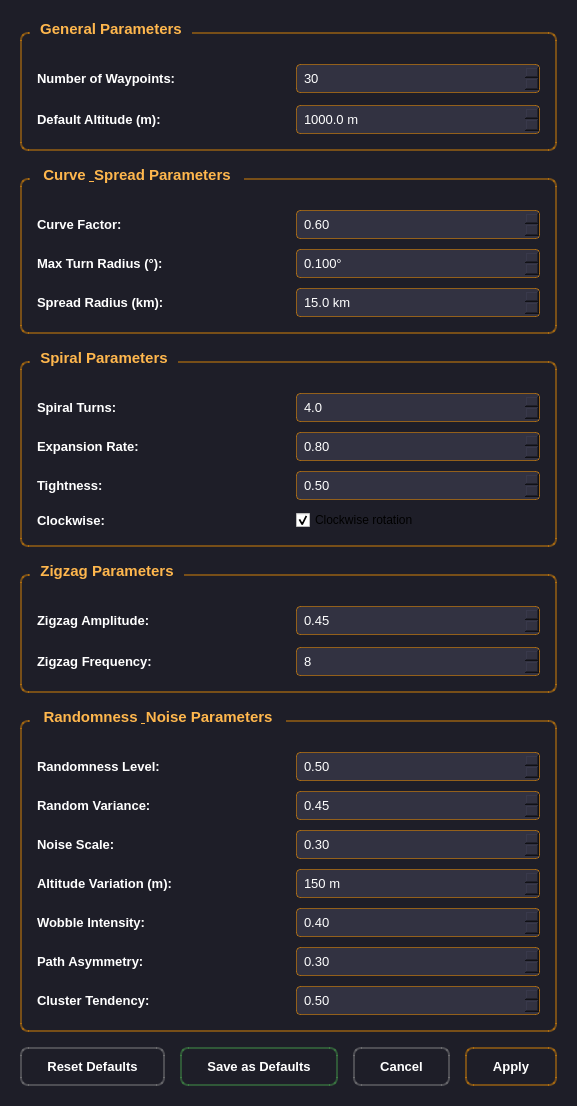
Before: the Qt Designer form cpathsettingsdialog.ui in shridharbhandiwad/Zoppler_MissionPlannerQt, drawn with Qt 5.
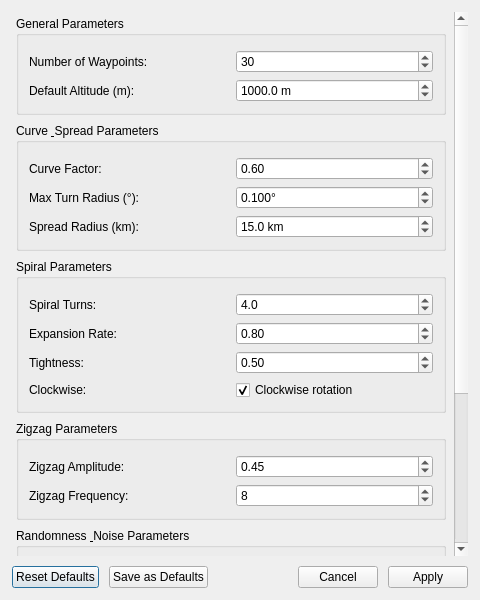
After: the same form once the commit is applied.

Commit message:
Refactor: Improve settings dialog layout and styling
Adjusted dialog size, spacing, and font sizes for better usability and visual appeal. Added scroll area for better handling of content.

Patch:
```diff
--- a/cpathsettingsdialog.ui
+++ b/cpathsettingsdialog.ui
@@ -7,9 +7,21 @@
     <x>0</x>
     <y>0</y>
     <width>480</width>
-    <height>850</height>
+    <height>600</height>
    </rect>
   </property>
+  <property name="minimumSize">
+   <size>
+    <width>400</width>
+    <height>400</height>
+   </size>
+  </property>
+  <property name="maximumSize">
+   <size>
+    <width>600</width>
+    <height>16777215</height>
+   </size>
+  </property>
   <property name="windowTitle">
    <string>Path Generator Settings</string>
   </property>
@@ -21,34 +33,61 @@
 QLabel {
     color: white;
     font-weight: bold;
-    font-size: 10pt;
+    font-size: 9pt;
 }
 QGroupBox {
     color: #FFB74D;
     font-weight: bold;
-    font-size: 11pt;
+    font-size: 10pt;
     border: 2px solid rgba(255, 152, 0, 0.4);
-    border-radius: 8px;
-    margin-top: 12px;
-    padding-top: 10px;
+    border-radius: 6px;
+    margin-top: 10px;
+    padding-top: 8px;
 }
 QGroupBox::title {
     subcontrol-origin: margin;
     subcontrol-position: top left;
-    padding: 0 8px;
-    left: 10px;
+    padding: 0 6px;
+    left: 8px;
 }
 QSpinBox, QDoubleSpinBox {
     background-color: rgb(50, 50, 65);
     color: white;
     border: 1px solid rgba(255, 152, 0, 0.5);
     border-radius: 4px;
-    padding: 5px;
-    font-size: 10pt;
+    padding: 3px;
+    font-size: 9pt;
 }
 QSpinBox:focus, QDoubleSpinBox:focus {
     border: 2px solid rgba(255, 167, 38, 0.8);
 }
+QCheckBox {
+    color: white;
+    font-size: 9pt;
+}
+QScrollArea {
+    background-color: transparent;
+    border: none;
+}
+QScrollArea > QWidget > QWidget {
+    background-color: transparent;
+}
+QScrollBar:vertical {
+    background-color: rgb(40, 40, 50);
+    width: 12px;
+    border-radius: 6px;
+}
+QScrollBar::handle:vertical {
+    background-color: rgba(255, 152, 0, 0.6);
+    border-radius: 5px;
+    min-height: 30px;
+}
+QScrollBar::handle:vertical:hover {
+    background-color: rgba(255, 152, 0, 0.8);
+}
+QScrollBar::add-line:vertical, QScrollBar::sub-line:vertical {
+    height: 0px;
+}
 QPushButton {
     background: qlineargradient(x1:0, y1:0, x2:0, y2:1,
                                 stop:0 rgba(255, 152, 0, 0.85),
@@ -56,10 +95,10 @@
                                 stop:1 rgba(230, 81, 0, 0.85));
     border: 2px solid rgba(255, 152, 0, 0.4);
     color: white;
-    padding: 10px 25px;
-    border-radius: 8px;
+    padding: 8px 16px;
+    border-radius: 6px;
     font-weight: 600;
-    font-size: 10pt;
+    font-size: 9pt;
 }
 QPushButton:hover {
     background: qlineargradient(x1:0, y1:0, x2:0, y2:1,
@@ -115,21 +154,54 @@
                                 stop:1 rgba(46, 125, 50, 0.9));
 }</string>
   </property>
+  <layout class="QVBoxLayout" name="verticalLayout_Main">
+   <property name="spacing">
+    <number>10</number>
+   </property>
+   <property name="leftMargin">
+    <number>12</number>
+   </property>
+   <property name="topMargin">
+    <number>12</number>
+   </property>
+   <property name="rightMargin">
+    <number>12</number>
+   </property>
+   <property name="bottomMargin">
+    <number>12</number>
+   </property>
+   <item>
+    <widget class="QScrollArea" name="scrollArea">
+     <property name="frameShape">
+      <enum>QFrame::NoFrame</enum>
+     </property>
+     <property name="widgetResizable">
+      <bool>true</bool>
+     </property>
+     <widget class="QWidget" name="scrollAreaWidgetContents">
+      <property name="geometry">
+       <rect>
+        <x>0</x>
+        <y>0</y>
+        <width>456</width>
+        <height>720</height>
+       </rect>
+      </property>
   <layout class="QVBoxLayout" name="verticalLayout">
    <property name="spacing">
-    <number>15</number>
+        <number>8</number>
    </property>
    <property name="leftMargin">
-    <number>20</number>
+        <number>4</number>
    </property>
    <property name="topMargin">
-    <number>20</number>
+        <number>4</number>
    </property>
    <property name="rightMargin">
-    <number>20</number>
+        <number>8</number>
    </property>
    <property name="bottomMargin">
-    <number>20</number>
+        <number>4</number>
    </property>
    <item>
     <widget class="QGroupBox" name="groupBox_General">
@@ -138,22 +210,22 @@
      </property>
      <layout class="QGridLayout" name="gridLayout">
       <property name="horizontalSpacing">
-       <number>15</number>
+           <number>10</number>
       </property>
       <property name="verticalSpacing">
-       <number>12</number>
+           <number>6</number>
       </property>
       <property name="leftMargin">
-       <number>15</number>
+           <number>10</number>
       </property>
       <property name="topMargin">
-       <number>20</number>
+           <number>14</number>
       </property>
       <property name="rightMargin">
-       <number>15</number>
+           <number>10</number>
       </property>
       <property name="bottomMargin">
-       <number>15</number>
+           <number>10</number>
       </property>
       <item row="0" column="0">
        <widget class="QLabel" name="label_NumWaypoints">
@@ -220,22 +292,22 @@
      </property>
      <layout class="QGridLayout" name="gridLayout_2">
       <property name="horizontalSpacing">
-       <number>15</number>
+           <number>10</number>
       </property>
       <property name="verticalSpacing">
-       <number>10</number>
+           <number>6</number>
       </property>
       <property name="leftMargin">
-       <number>15</number>
+           <number>10</number>
       </property>
       <property name="topMargin">
-       <number>20</number>
+           <number>14</number>
       </property>
       <property name="rightMargin">
-       <number>15</number>
+           <number>10</number>
       </property>
       <property name="bottomMargin">
-       <number>15</number>
+           <number>10</number>
       </property>
       <item row="0" column="0">
        <widget class="QLabel" name="label_CurveFactor">
@@ -340,22 +412,22 @@
      </property>
      <layout class="QGridLayout" name="gridLayout_5">
       <property name="horizontalSpacing">
-       <number>15</number>
+           <number>10</number>
       </property>
       <property name="verticalSpacing">
-       <number>10</number>
+           <number>6</number>
       </property>
       <property name="leftMargin">
-       <number>15</number>
+           <number>10</number>
       </property>
       <property name="topMargin">
-       <number>20</number>
+           <number>14</number>
       </property>
       <property name="rightMargin">
-       <number>15</number>
+           <number>10</number>
       </property>
       <property name="bottomMargin">
-       <number>15</number>
+           <number>10</number>
       </property>
       <item row="0" column="0">
        <widget class="QLabel" name="label_SpiralTurns">
@@ -474,22 +546,22 @@
      </property>
      <layout class="QGridLayout" name="gridLayout_3">
       <property name="horizontalSpacing">
-       <number>15</number>
+           <number>10</number>
       </property>
       <property name="verticalSpacing">
-       <number>12</number>
+           <number>6</number>
       </property>
       <property name="leftMargin">
-       <number>15</number>
+           <number>10</number>
       </property>
       <property name="topMargin">
-       <number>20</number>
+           <number>14</number>
       </property>
       <property name="rightMargin">
-       <number>15</number>
+           <number>10</number>
       </property>
       <property name="bottomMargin">
-       <number>15</number>
+           <number>10</number>
       </property>
       <item row="0" column="0">
        <widget class="QLabel" name="label_ZigzagAmplitude">
@@ -553,22 +625,22 @@
      </property>
      <layout class="QGridLayout" name="gridLayout_4">
       <property name="horizontalSpacing">
-       <number>15</number>
+           <number>10</number>
       </property>
       <property name="verticalSpacing">
-       <number>10</number>
+           <number>6</number>
       </property>
       <property name="leftMargin">
-       <number>15</number>
+           <number>10</number>
       </property>
       <property name="topMargin">
-       <number>20</number>
+           <number>14</number>
       </property>
       <property name="rightMargin">
-       <number>15</number>
+           <number>10</number>
       </property>
       <property name="bottomMargin">
-       <number>15</number>
+           <number>10</number>
       </property>
       <item row="0" column="0">
        <widget class="QLabel" name="label_RandomnessLevel">
@@ -792,10 +864,14 @@
      </property>
     </spacer>
    </item>
+      </layout>
+     </widget>
+    </widget>
+   </item>
    <item>
     <layout class="QHBoxLayout" name="horizontalLayout_Buttons">
      <property name="spacing">
-      <number>15</number>
+      <number>10</number>
      </property>
      <item>
       <widget class="QPushButton" name="pushButton_ResetDefaults">
```
Lines whose indentation alone changed are shown as unchanged.
